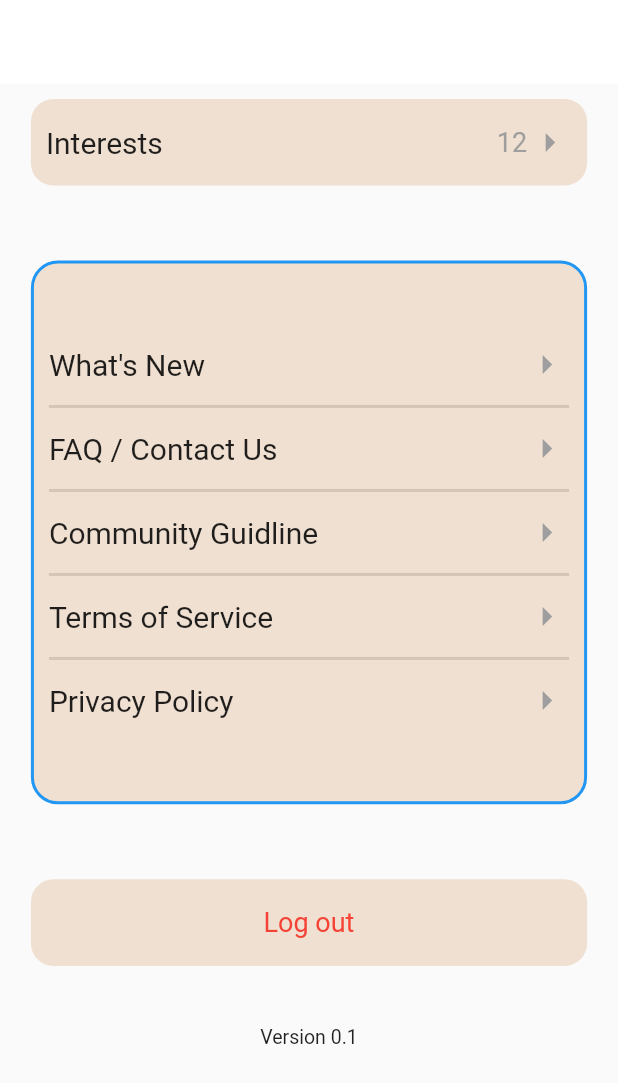
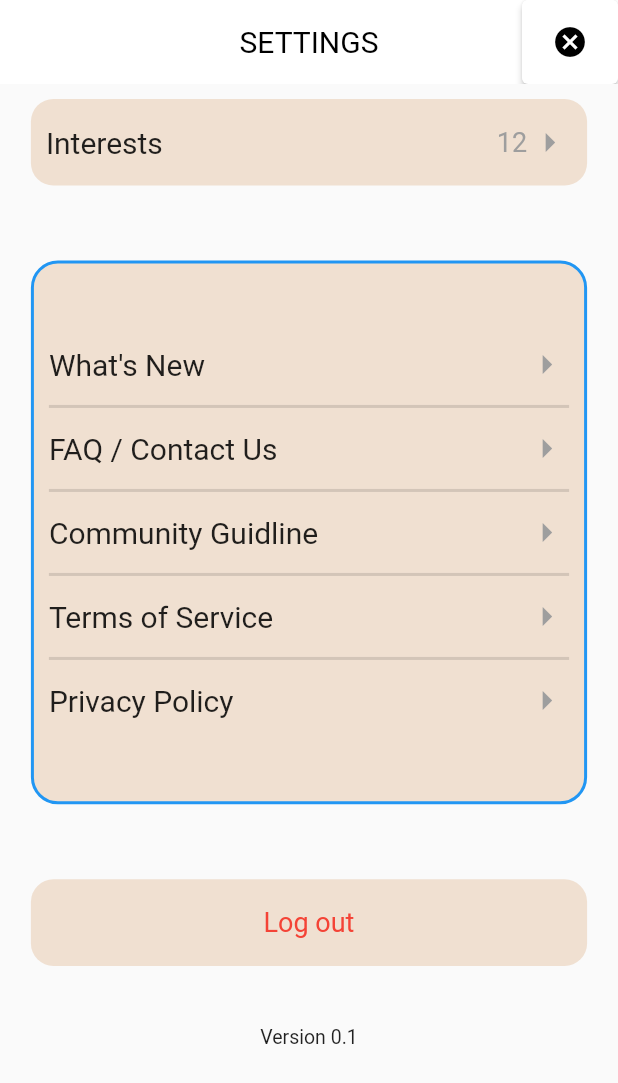
Before and after one commit to BilalRehman08/SMUNITY, a Flutter app: the Settings screen opened directly, on a phone screen of 412 x 824 dp. Shown: the top 1083 px of the screen. Run offline on Flutter 3.47's test engine with Material 2 defaults, Android fonts, the phone set to English and light mode, and no system bars; our stand-ins replace font_awesome_flutter; network calls fail.

Commit message:
fourth phase

```diff
--- a/lib/navigation.dart
+++ b/lib/navigation.dart
@@ -2,6 +2,7 @@ import 'package:flutter/material.dart';
 import 'package:smunity/events.dart';
 import 'package:smunity/interest.dart';
 import 'package:smunity/notifications.dart';
+import 'package:smunity/profile.dart';
 
 class Navigation extends StatefulWidget {
   @override
@@ -78,11 +79,11 @@ class _NavigationState extends State<Navigation> {
                         minWidth: 60,
                         onPressed: () {
                           setState(() {
-                            CurrentScreen = Notifications();
+                            CurrentScreen = Profile();
                             currentTab = 2;
                           });
                         },
-                        child: Icon(Icons.menu,
+                        child: Icon(Icons.person,
                             size: 32,
                             color: currentTab == 2
                                 ? Color(0xfffdbb91)
--- a/lib/settings.dart
+++ b/lib/settings.dart
@@ -1,5 +1,7 @@
 import 'package:flutter/material.dart';
 import 'package:smunity/home.dart';
+import 'package:smunity/login.dart';
+import 'package:smunity/profile.dart';
 
 class Settings extends StatefulWidget {
   @override
@@ -18,14 +20,23 @@ class _SettingsState extends State<Settings> {
         title: Text(
           "SETTINGS",
           style: TextStyle(
+            color: Colors.black,
             fontWeight: FontWeight.w400,
           ),
         ),
         actions: [
-          Icon(Icons.close),
-          SizedBox(
-            width: 10,
-          )
+          ElevatedButton(
+              style: ElevatedButton.styleFrom(
+                primary: Colors.white,
+              ),
+              onPressed: () {
+                Navigator.push(context,
+                    MaterialPageRoute(builder: (context) => Profile()));
+              },
+              child: Icon(
+                Icons.cancel,
+                color: Colors.black,
+              )),
         ],
       ),
       body: SingleChildScrollView(
@@ -207,7 +218,7 @@ class _SettingsState extends State<Settings> {
                 ),
                 InkWell(
                   onTap: () => Navigator.push(context,
-                      MaterialPageRoute(builder: (context) => HomeScreen())),
+                      MaterialPageRoute(builder: (context) => Login())),
                   child: Container(
                     height: MediaQuery.of(context).size.height * 0.07,
                     width: MediaQuery.of(context).size.width * 0.90,
```
Also changed, not shown: lib/addcompany.dart (+13 -7 lines), lib/profile.dart (+26 -8 lines), lib/website.dart (+13 -7 lines).
